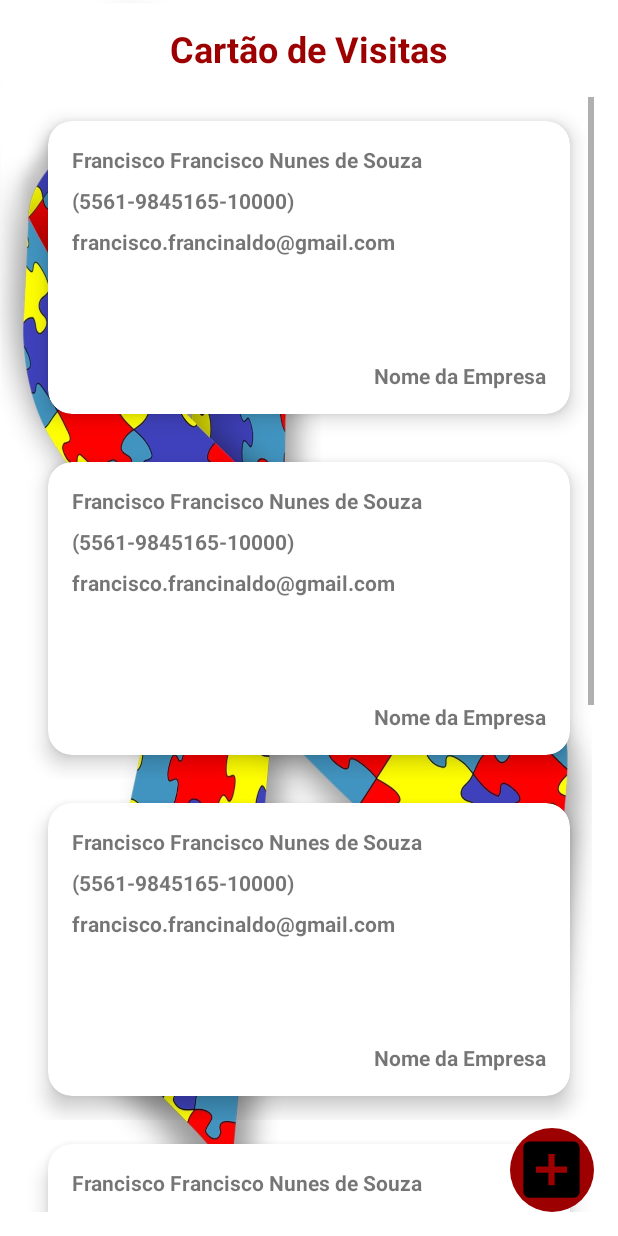
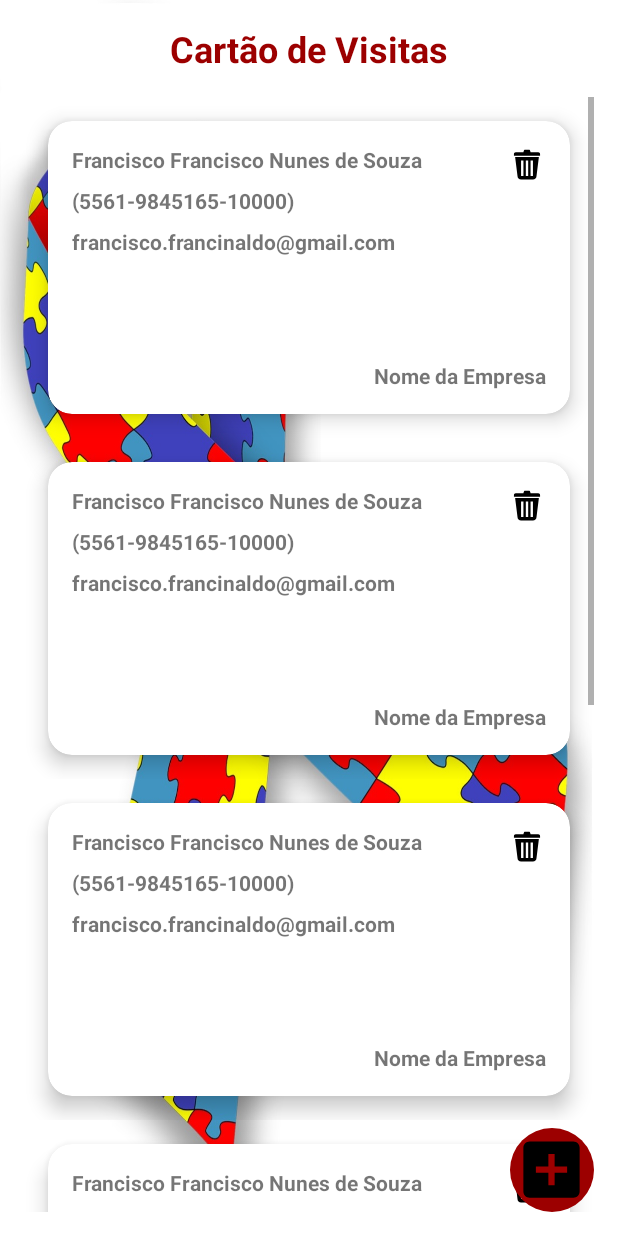
Before and after one commit to Francisco-fr1983/BusinessCard-Cart-o-de-Visitas, an Android app: the layout activity_main.xml on its own in the app's theme, with its tools: preview values and no code run, on a phone screen of 412 x 824 dp. Run offline under Robolectric (Android 15) with nearby library versions, the phone set to English and light mode, and no system bars.

Commit message:
Commit create icon Lixeira, em itens_businesscard.xml.

```diff
--- /dev/null
+++ b/app/src/main/res/drawable/ic_delete_remove.xml
@@ -0,0 +1,9 @@
+<vector xmlns:android="http://schemas.android.com/apk/res/android"
+    android:width="25dp"
+    android:height="25dp"
+    android:viewportWidth="96"
+    android:viewportHeight="96">
+  <path
+      android:fillColor="#FF000000"
+      android:pathData="m24,78c0,4.968 4.029,9 9,9h30c4.968,0 9,-4.032 9,-9l6,-48h-60l6,48zM57,39h6v39h-6v-39zM45,39h6v39h-6v-39zM33,39h6v39h-6v-39zM76.5,18h-19.5c0,0 -1.344,-6 -3,-6h-12c-1.659,0 -3,6 -3,6h-19.5c-2.487,0 -4.5,2.013 -4.5,4.5s0,4.5 0,4.5h66c0,0 0,-2.013 0,-4.5s-2.016,-4.5 -4.5,-4.5z"/>
+</vector>
--- a/app/src/main/res/layout/itens_businesscard.xml
+++ b/app/src/main/res/layout/itens_businesscard.xml
@@ -73,6 +73,14 @@
 
             </com.google.android.material.textview.MaterialTextView>
 
+            <ImageView
+                android:id="@+id/iv_lixeira"
+                android:layout_width="wrap_content"
+                android:layout_height="wrap_content"
+                app:layout_constraintEnd_toEndOf="parent"
+                app:layout_constraintTop_toTopOf="parent"
+                android:src="@drawable/ic_delete_remove" />
+
         </androidx.constraintlayout.widget.ConstraintLayout>
 
     </com.google.android.material.card.MaterialCardView>
```
